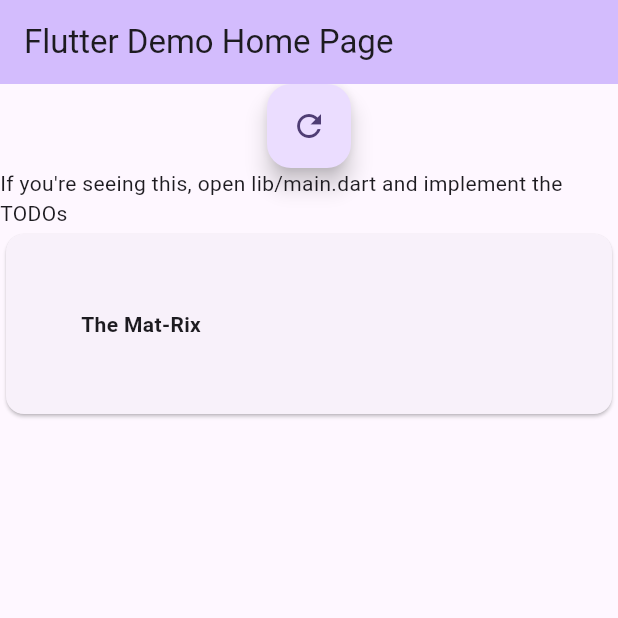
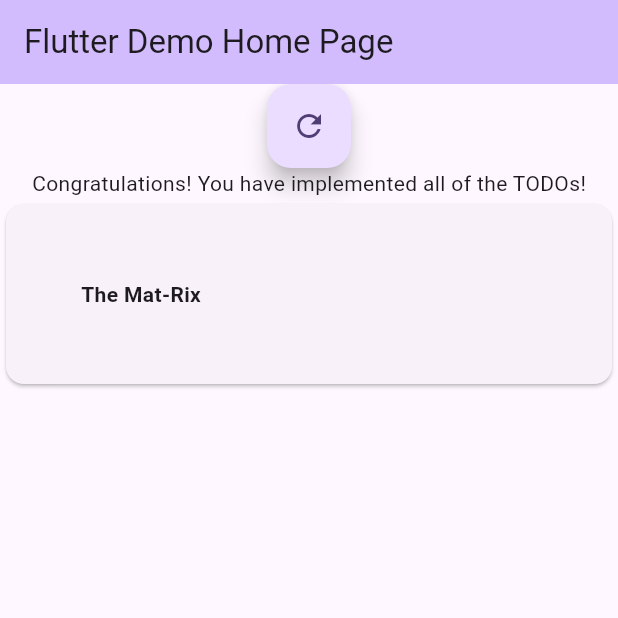
Before and after one commit to maneesht/dataconnect-dart-bugbash, a Flutter app: the screen it shows after launch, on a phone screen of 412 x 824 dp, the top half of it. Run offline on Flutter 3.47's test engine with Material 3 defaults, Android fonts, the phone set to English and light mode, and no system bars.

Commit message:
Updated main.dart

```diff
--- a/dart_movie_app/lib/main.dart
+++ b/dart_movie_app/lib/main.dart
@@ -79,12 +79,10 @@ class _MyHomePageState extends State<MyHomePage> {
     /// TODO: Uncomment the following lines to update the movies state when data
     /// comes back from the server.
     // MoviesConnector.instance.dataConnect
-    //     .useDataConnectEmulator('localhost', 9400);
-    // MoviesConnector.instance.getMovieActors.ref().build().execute().then((res) {
-    //   res.data.movies.forEach((res) {
-    //     res.movieActors_on_movie.forEach((data) {
-    //       print(data.actor.name);
-    //     });
+    //     .useDataConnectEmulator('localhost', 9399);
+    // MoviesConnector.instance.listMovies.ref().build().execute().then((res) {
+    //   setState(() {
+    //     _movies = res.data.movies;
     //   });
     // });
   }
@@ -137,9 +135,10 @@ class _MyHomePageState extends State<MyHomePage> {
               tooltip: 'Refresh',
               child: const Icon(Icons.refresh),
             ), // This trailing comma makes auto-formatting nicer for build methods.
-            const Center(
-              child: Text(
-                  "If you're seeing this, open lib/main.dart and implement the TODOs"),
+            Center(
+              child: Text(_movies.length > 1
+                  ? "If you're seeing this, open lib/main.dart and implement the TODOs"
+                  : "Congratulations! You have implemented all of the TODOs!"),
             ),
             Expanded(
               child: ListView.builder(
```
